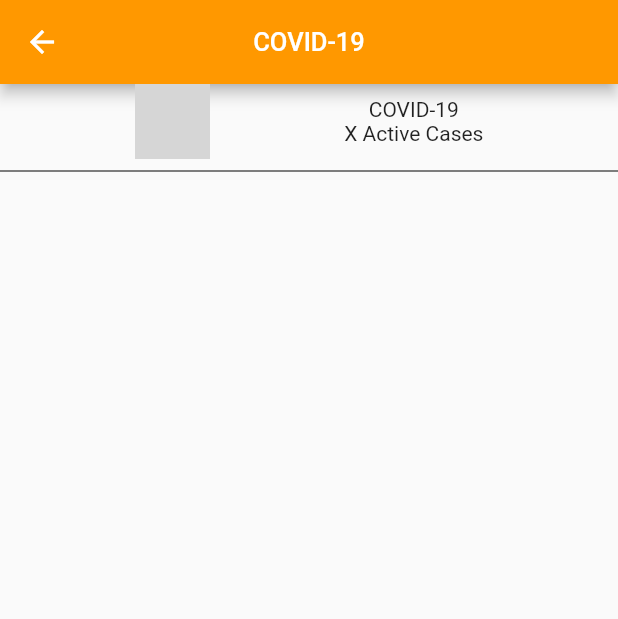
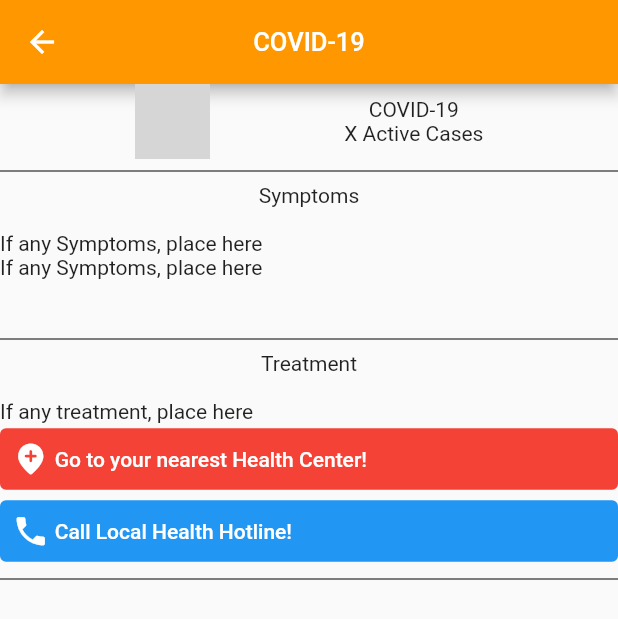
Before and after one commit to DineshBoyjoo/Google-SDG, a Flutter app: the GettingStarted screen opened directly, after a tap on "COVID-19", on a phone screen of 412 x 824 dp. Shown: the top 619 px of the screen. Run offline on Flutter 3.47's test engine with Material 2 defaults, Android fonts, the light colour scheme and no system bars; our stand-ins replace animate_do; network calls fail; grey boxes are pictures that could not be loaded.

Commit message:
Dinesh 3rd Commit

```diff
--- a/dinfosease/lib/main.dart
+++ b/dinfosease/lib/main.dart
@@ -1,14 +1,30 @@
 import 'package:flutter/material.dart';
+import 'package:url_launcher/url_launcher.dart';
+import 'package:animate_do/animate_do.dart';
+
 
 bool firstRun = false;
+var diseaseName=["COVID-19","Tuberculosis","Malaria","Flu"];
 var mediaURL = [
   'https://www.foundationhealth.org/.api2/binaries/0PhOWfdecz/thumbnails/Icon-germ-04.png?width=300',
   'https://image.flaticon.com/icons/png/512/773/773895.png',
   'https://thumbs.dreamstime.com/b/malaria-mosquito-icon-vector-outline-illustration-malaria-mosquito-icon-vector-outline-malaria-mosquito-sign-isolated-contour-168860447.jpg',
   'https://thumbs.dreamstime.com/z/sneeze-common-cold-flu-icon-as-eps-file-190899647.jpg'];
+var activeCountDisease = [ 10 ,11,12,13 ];
+String warningBannerData = "40 New Covid Cases today 21/03/2021";
 
 void main() {
+
+  // if(firstRun=false){
+  //   firstRun=true;
+  //   runApp(MyApp());
+  //
+  // }
+  // else{
+  //   runApp(GettingStarted());
+  // }
   runApp(MyApp());
+
 
 }
 
@@ -55,7 +71,9 @@ class MyHomePage extends StatefulWidget {
 
   final String title;
 
+
   @override
+
   _MyHomePageState createState() => _MyHomePageState();
 }
 
@@ -108,15 +126,21 @@ class _MyHomePageState extends State<MyHomePage> {
                 "assets/logo.png", height: 100, width:100),
 
 
+           // Pulse(child: Text("Warning Config") , infinite:true,),
+
+
+
 
 
           Text("\n"),
             Text("Welcome to DinfoSEASE",style: TextStyle(fontSize: 20),textAlign: TextAlign.center,),
             Text("\n"),
-            Text("your platform to access disease statistics and up to date preventive measures.",textAlign: TextAlign.center,style:TextStyle(fontSize: 15)),
+            Text("Your health companion platform to access disease statistics and up to date preventive measures.",textAlign: TextAlign.center,style:TextStyle(fontSize: 15)),
+            //Text("\n+ Many other features!",textAlign: TextAlign.center,style:TextStyle(fontSize: 15)),
 
             Text("\n"),
 
+            SlideInLeft(child:
             TextButton(
 
                 child: Text(' Go to Dashboard ', style:TextStyle(backgroundColor: Colors.orange,color:Colors.white,fontSize: 20,)),
@@ -128,7 +152,14 @@ class _MyHomePageState extends State<MyHomePage> {
                   );
 
                 }
-            ),
+            ),),
+
+
+            SlideInRight(
+              child: Text("Warning: "+warningBannerData,
+                style: TextStyle(
+                fontSize: 20,backgroundColor: Colors.yellow,
+            ),), ),
 
 
 
@@ -202,12 +233,12 @@ class GettingStarted extends StatelessWidget {
 
                           TextButton(
 
-                              child: Text('COVID-19'), //First Disease
+                              child: Text(diseaseName[0]), //First Disease
                               onPressed: () {
                                 print('Clicked on a disease');
                                 Navigator.push(
                                   context,
-                                  MaterialPageRoute(builder: (context) => DiseaseViewer(disease: "COVID-19",descript: mediaURL[0])),
+                                  MaterialPageRoute(builder: (context) => DiseaseViewer(disease: diseaseName[0],descript: mediaURL[0])),
                                 );
 
                               }
@@ -215,8 +246,6 @@ class GettingStarted extends StatelessWidget {
 
 
                       ],
-
-
 
                       ),
 
@@ -232,12 +261,12 @@ class GettingStarted extends StatelessWidget {
                           TextButton(
 
 
-                              child: Text('Tuberculosis'), //Second Disease
+                              child: Text(diseaseName[1]), //Second Disease
                               onPressed: () {
                                 print('Clicked on a disease');
                                 Navigator.push(
                                   context,
-                                  MaterialPageRoute(builder: (context) => DiseaseViewer(disease: "Tuberculosis",descript: mediaURL[1])),
+                                  MaterialPageRoute(builder: (context) => DiseaseViewer(disease: diseaseName[1],descript: mediaURL[1])),
                                 );
 
                               }
@@ -260,12 +289,12 @@ class GettingStarted extends StatelessWidget {
                           Image.network(mediaURL[2],width:50,height:50), //Third Disease Image
                           TextButton(
 
-                              child: Text('Malaria'), //Third Disease
+                              child: Text(diseaseName[2]), //Third Disease
                               onPressed: () {
                                 print('Clicked on a disease');
                                 Navigator.push(
                                   context,
-                                  MaterialPageRoute(builder: (context) => DiseaseViewer(disease: "Malaria",descript: mediaURL[2])),
+                                  MaterialPageRoute(builder: (context) => DiseaseViewer(disease: diseaseName[2],descript: mediaURL[2])),
                                 );
 
                               }
@@ -277,12 +306,12 @@ class GettingStarted extends StatelessWidget {
                           Image.network(mediaURL[3],width:50,height:50), //Fourth Disease Image
                           TextButton(
 
-                              child: Text('Flu'), //Fourth Disease
+                              child: Text(diseaseName[3]), //Fourth Disease
                               onPressed: () {
                                 print('Clicked on a disease');
                                 Navigator.push(
                                   context,
-                                  MaterialPageRoute(builder: (context) => DiseaseViewer(disease: "Flu",descript: mediaURL[3])),
+                                  MaterialPageRoute(builder: (context) => DiseaseViewer(disease: diseaseName[3],descript: mediaURL[3])),
                                 );
 
                               }
@@ -375,15 +404,17 @@ class DiseaseViewer extends StatelessWidget {
       body: Center(
         child:
 
-        Column(
+        ListView(
           children: <Widget>[
 
             Row(
+
               mainAxisAlignment: MainAxisAlignment.spaceEvenly,
               children: [
 
                Image.network(descript,width:50,height:50),
                 Column(children: [
+
                   Text(disease),
                   Text("X Active Cases"),
 
@@ -395,7 +426,114 @@ class DiseaseViewer extends StatelessWidget {
 
             Divider(
                 color: Colors.black
-            )
+            ),
+
+
+            Text("Symptoms\n",textAlign: TextAlign.center,),
+
+            Text("If any Symptoms, place here"),
+            Text("If any Symptoms, place here"),
+
+            Text("\n"),
+            Divider(
+                color: Colors.black
+            ),
+
+            Text("Treatment\n",textAlign: TextAlign.center,),
+
+            Text("If any treatment, place here"),
+
+
+
+
+            TextButton(
+                style: ButtonStyle(
+
+                  backgroundColor: MaterialStateProperty.all<Color>(Colors.red),
+                  foregroundColor: MaterialStateProperty.all<Color>(Colors.white),
+                  overlayColor: MaterialStateProperty.resolveWith<Color>(
+                        (Set<MaterialState> states) {
+
+                      if (states.contains(MaterialState.focused) ||
+                          states.contains(MaterialState.pressed))
+                        return Colors.white.withOpacity(0.2);
+                      else {
+                        return null;
+                      }
+                    },
+                  ),
+
+                ),
+                onPressed: () =>
+                {
+                  _findNearestHealthCenter()  },
+
+                child: new Row(
+                  children: [
+
+                    Icon(
+                      Icons.add_location_rounded,
+                      color: Colors.white,
+                      size: 25.0,
+                      semanticLabel: 'Open Maps to get direction to closest health center',
+                    ),
+                    Text(' Go to your nearest Health Center!'),
+                  ],
+                ),
+            ),
+
+            TextButton(
+              style: ButtonStyle(
+
+                backgroundColor: MaterialStateProperty.all<Color>(Colors.blue),
+                foregroundColor: MaterialStateProperty.all<Color>(Colors.white),
+                overlayColor: MaterialStateProperty.resolveWith<Color>(
+                      (Set<MaterialState> states) {
+
+                    if (states.contains(MaterialState.focused) ||
+                        states.contains(MaterialState.pressed))
+                      return Colors.white.withOpacity(0.2);
+                    else {
+                      return null;
+                    }
+                  },
+                ),
+
+              ),
+              onPressed: () =>
+              {
+                _callHotlineHealth()  },
+
+              child: new Row(
+                children: [
+
+                  Icon(
+                    Icons.local_phone,
+                    color: Colors.white,
+                    size: 25.0,
+                    semanticLabel: 'Open Dialer to compose hotline of Health Dept in your region ',
+                  ),
+                  Text(' Call Local Health Hotline!'),
+                ],
+              ),
+            ),
+
+
+
+
+
+
+
+            Divider(
+                color: Colors.black
+            ),
+
+
+
+
+
+
+
           ],
         )
 
@@ -408,3 +546,34 @@ class DiseaseViewer extends StatelessWidget {
 
 
 }
+
+
+
+_findNearestHealthCenter() async {
+  final String keyWord = "health centers near me";
+  final String urlConstruct = "https://www.google.com/maps/search/"+keyWord;
+
+
+
+  if (await canLaunch(urlConstruct)) {
+    await launch(urlConstruct);
+  }
+   else {
+    throw "Cannot launch Maps";
+  }
+}
+
+
+_callHotlineHealth() async {
+  final String urlConstruct = "tel:114";
+
+
+
+
+  if (await canLaunch(urlConstruct)) {
+    await launch(urlConstruct);
+  }
+  else {
+    throw "Cannot call the hotline";
+  }
+}
--- a/dinfosease/pubspec.yaml
+++ b/dinfosease/pubspec.yaml
@@ -21,6 +21,8 @@ environment:
   sdk: ">=2.7.0 <3.0.0"
 
 dependencies:
+  animate_do: ^2.0.0
+  url_launcher: ^5.7.10
   flutter:
     sdk: flutter
 
```
Also changed, not shown: dinfosease/pubspec.lock.
